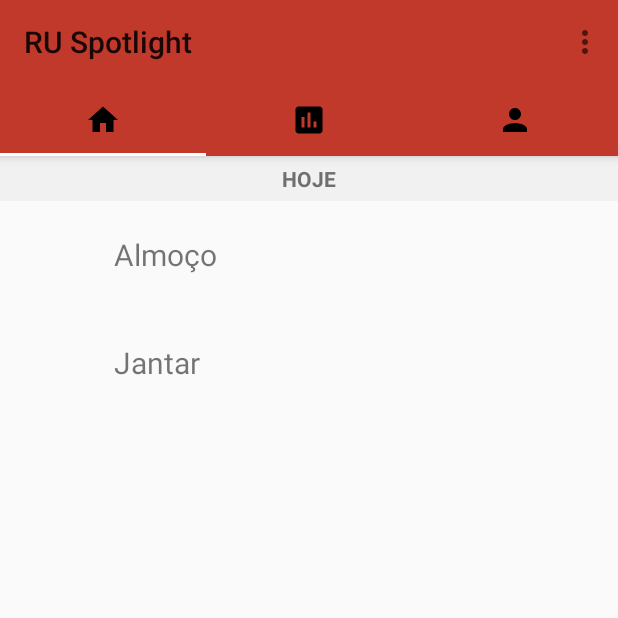
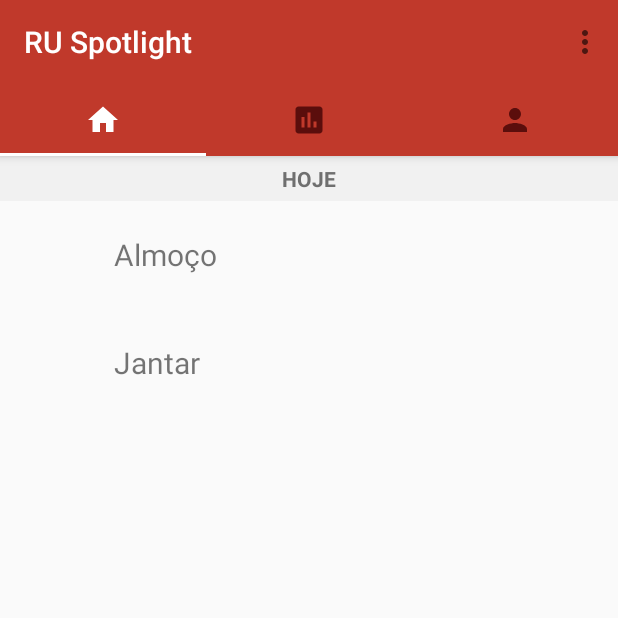
Before and after one commit to kaiomax/RUSpotlight, an Android app: the screen it shows after launch (MainActivity), on a phone screen of 412 x 824 dp, the top half of it. Run offline under Robolectric (Android 15) with nearby library versions, the phone set to English and light mode, and no system bars; libraries missing offline, so code that uses them is left out: com.amulyakhare.textdrawable; 2 statements that could not run were skipped.

Commit message:
Add styles to toolbar and tabs

```diff
--- a/app/src/main/java/br/ruspotlight/MainActivity.java
+++ b/app/src/main/java/br/ruspotlight/MainActivity.java
@@ -1,6 +1,8 @@
 package br.ruspotlight;
 
 import android.content.Intent;
+import android.graphics.Color;
+import android.graphics.PorterDuff;
 import android.net.Uri;
 import android.support.design.widget.TabLayout;
 import android.support.v4.app.Fragment;
@@ -40,6 +42,7 @@ public class MainActivity extends AppCompatActivity {
         setContentView(R.layout.activity_main);
 
         toolbar = (Toolbar) findViewById(R.id.toolbar);
+        toolbar.setTitleTextColor(Color.WHITE);
         setSupportActionBar(toolbar);
 
         getSupportActionBar().setDisplayHomeAsUpEnabled(false);
@@ -49,7 +52,7 @@ public class MainActivity extends AppCompatActivity {
 
         tabLayout = (TabLayout) findViewById(R.id.tabs);
         tabLayout.setupWithViewPager(viewPager);
-        setupTabIcons();
+        setupTabLayout();
     }
 
     @Override
@@ -100,10 +103,38 @@ public class MainActivity extends AppCompatActivity {
         viewPager.setAdapter(adapter);
     }
 
-    private void setupTabIcons() {
+    private void setupTabLayout() {
+        final String unselectedColor = "#5B0E0C";
+
+        final String[] tabTitles = { "Início", "Estatísticas", "Conta" };
+
+        toolbar.setTitle(tabTitles[0]);
+
         tabLayout.getTabAt(0).setIcon(tabIcons[0]);
         tabLayout.getTabAt(1).setIcon(tabIcons[1]);
         tabLayout.getTabAt(2).setIcon(tabIcons[2]);
+
+        tabLayout.getTabAt(0).getIcon().setColorFilter(Color.WHITE, PorterDuff.Mode.SRC_IN);
+        tabLayout.getTabAt(1).getIcon().setColorFilter(Color.parseColor(unselectedColor), PorterDuff.Mode.SRC_IN);
+        tabLayout.getTabAt(2).getIcon().setColorFilter(Color.parseColor(unselectedColor), PorterDuff.Mode.SRC_IN);
+
+
+        tabLayout.addOnTabSelectedListener(new TabLayout.OnTabSelectedListener() {
+            @Override
+            public void onTabSelected(TabLayout.Tab tab) {
+                tab.getIcon().setColorFilter(Color.WHITE, PorterDuff.Mode.SRC_IN);
+                toolbar.setTitle(tabTitles[tab.getPosition()]);
+            }
+
+            @Override
+            public void onTabUnselected(TabLayout.Tab tab) {
+                tab.getIcon().setColorFilter(Color.parseColor(unselectedColor), PorterDuff.Mode.SRC_IN);
+            }
+
+            @Override
+            public void onTabReselected(TabLayout.Tab tab) {
+            }
+        });
     }
 
     class ViewPagerAdapter extends FragmentPagerAdapter {
```
